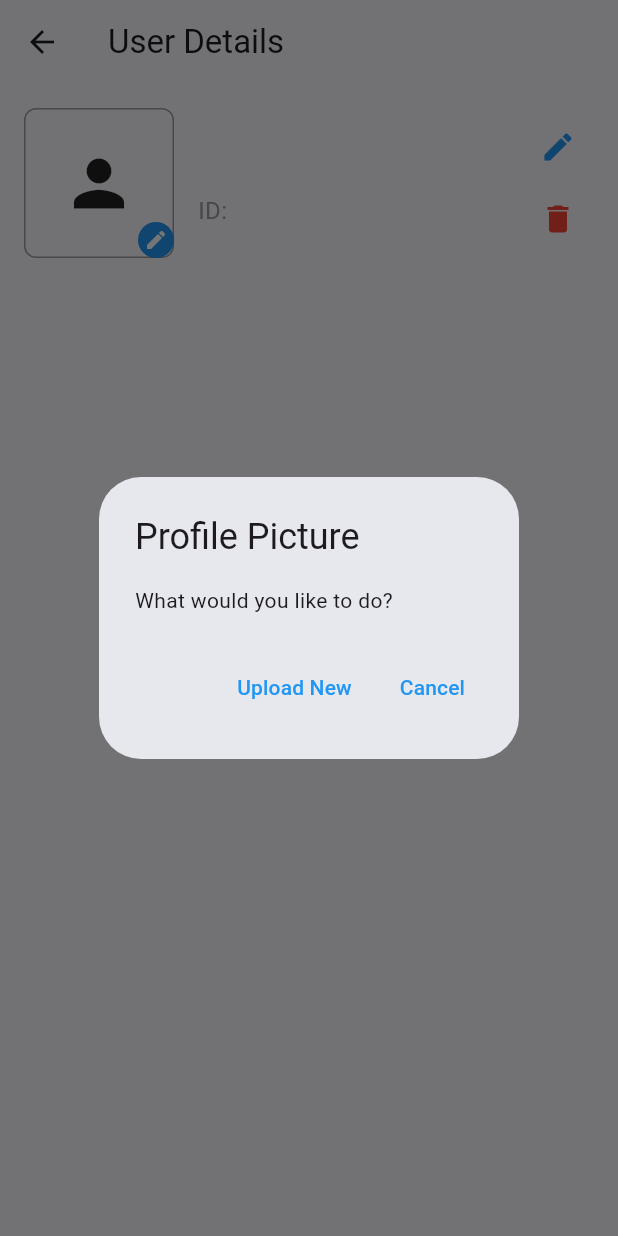
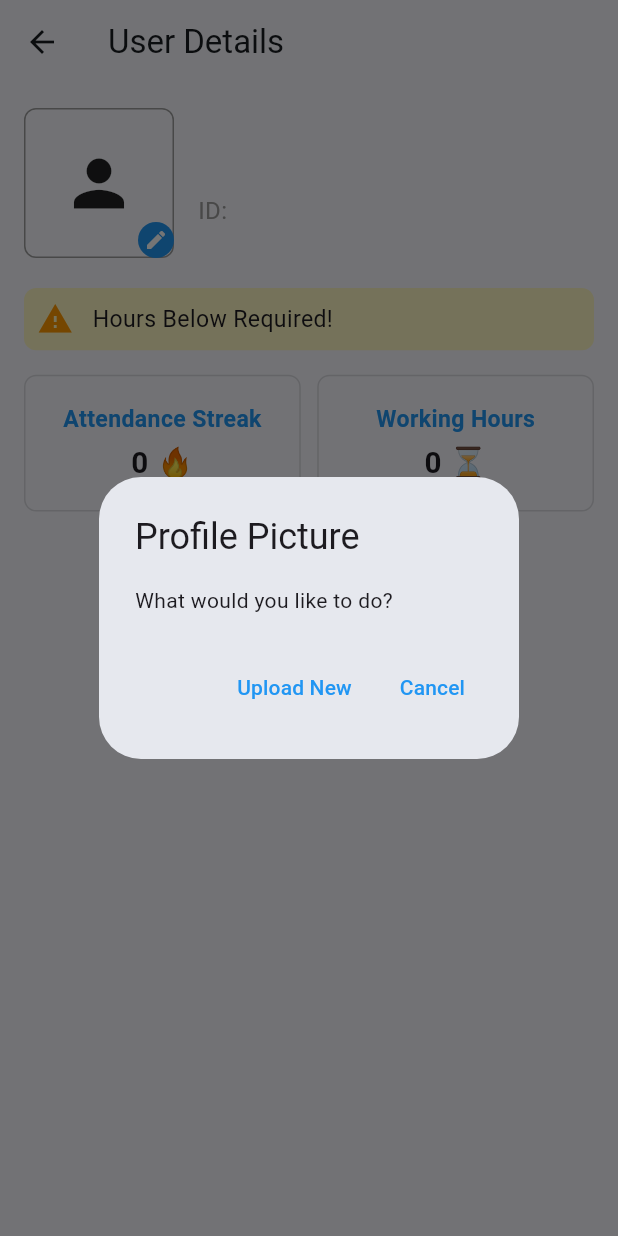
Before and after one commit to Hammadyousaf1/AttendEase, a Flutter app: the UserDetailScreen screen opened directly with empty values, after a tap on the "edit" icon, on a phone screen of 412 x 824 dp. Run offline on Flutter 3.47's test engine with Material 3 defaults, Android fonts, the phone set to English and light mode, and no system bars; our stand-ins replace camera, carousel_slider, flutter_screenutil, google_fonts, google_nav_bar, image_picker and 1 more; missing offline and left inert: google_mlkit_face_detection; accounts and stored records are empty.

Commit message:
by kalia8.0

```diff
--- a/ae/lib/User_Detail.dart
+++ b/ae/lib/User_Detail.dart
@@ -1,6 +1,7 @@
 import 'package:ae/User_Input_Screen.dart';
 import 'package:ae/User_Management.dart';
 import 'package:flutter/material.dart';
+import 'package:flutter_screenutil/flutter_screenutil.dart';
 import 'package:image_picker/image_picker.dart';
 import 'package:supabase_flutter/supabase_flutter.dart';
 import 'dart:io';
@@ -27,233 +28,55 @@ class _UserDetailScreenState extends State<UserDetailScreen> {
   String? profileImageUrl;
   final supabase = Supabase.instance.client;
 
+  int attendanceStreak = 0;
+  int workingHours = 0;
+
   @override
   void initState() {
     super.initState();
     profileImageUrl = widget.profileImageUrl;
+    fetchUserData();
   }
 
-  Future<void> deleteUser() async {
-    final confirmed = await showDialog<bool>(
-      context: context,
-      builder: (context) => AlertDialog(
-        title: const Text('Confirm Delete'),
-        content: const Text('Are you sure you want to delete this user?'),
-        actions: [
-          TextButton(
-            onPressed: () => Navigator.pop(context, false),
-            child: const Text('Cancel'),
-          ),
-          TextButton(
-            onPressed: () => Navigator.pop(context, true),
-            child: const Text('Delete', style: TextStyle(color: Colors.red)),
-          ),
-        ],
-      ),
-    );
+  Future<void> fetchUserData() async {
+    try {
+      // Get current week's Monday
+      final now = DateTime.now();
+      final monday = now.subtract(Duration(days: now.weekday - 1));
+      final sunday = monday.add(const Duration(days: 6));
+      final mondayStart = DateTime(monday.year, monday.month, monday.day);
+      final sundayEnd =
+          DateTime(sunday.year, sunday.month, sunday.day, 23, 59, 59);
 
-    if (confirmed == true) {
-      try {
-        setState(() => isLoading = true);
+      // Get working hours from 'attendance2' table
+      final response = await supabase
+          .from('attendance2')
+          .select()
+          .eq('Phone', widget.userId)
+          .gte('timestamp', mondayStart.toIso8601String())
+          .lte('timestamp', sundayEnd.toIso8601String());
 
-        // Delete user from database
-        await supabase.from('users').delete().eq('id', widget.userId);
+      Duration totalDuration = Duration.zero;
 
-        // Delete profile picture if exists
-        final fileName = '${widget.userId}.png';
-        try {
-          await supabase.storage.from('profile_pictures').remove([fileName]);
-        } catch (e) {
-          // Ignore if image doesn't exist
-        }
-
-        // Navigate back to user management and restart it
-        if (mounted) {
-          Navigator.pushAndRemoveUntil(
-            context,
-            MaterialPageRoute(builder: (context) => UserManagementScreen()),
-            (Route<dynamic> route) => false,
-          );
-        }
-      } catch (e) {
-        setState(() => isLoading = false);
-        ScaffoldMessenger.of(context).showSnackBar(
-          SnackBar(content: Text('Failed to delete user: $e')),
-        );
+      for (var record in response) {
+        if (record['working_hours'] != null) {
+          final durationStr = record['working_hours'] as String;
+          final parts = durationStr.split(':');
+          if (parts.length >= 3) {
+            final hours = int.tryParse(parts[0]) ?? 0;
+            final minutes = int.tryParse(parts[1]) ?? 0;
+            final seconds = int.tryParse(parts[2].split('.')[0]) ?? 0;
+            totalDuration +=
+                Duration(hours: hours, minutes: minutes, seconds: seconds);
           }
         }
       }
 
-  Future<void> editUser() async {
-    final nameController = TextEditingController(text: widget.userName);
-    final whatsappController = TextEditingController();
-
-    final result = await showDialog<bool>(
-      context: context,
-      builder: (context) => AlertDialog(
-        title: const Text('Edit User'),
-        content: Column(
-          mainAxisSize: MainAxisSize.min,
-          children: [
-            TextField(
-              controller: nameController,
-              decoration: const InputDecoration(
-                labelText: 'Name',
-                border: OutlineInputBorder(),
-              ),
-            ),
-            const SizedBox(height: 16),
-            TextField(
-              controller: whatsappController,
-              decoration: const InputDecoration(
-                labelText: 'WhatsApp Number',
-                border: OutlineInputBorder(),
-              ),
-              keyboardType: TextInputType.phone,
-            ),
-          ],
-        ),
-        actions: [
-          TextButton(
-            onPressed: () => Navigator.pop(context, false),
-            child: const Text('Cancel'),
-          ),
-          TextButton(
-            onPressed: () async {
-              try {
-                setState(() => isLoading = true);
-                await supabase.from('users').update({
-                  'name': nameController.text,
-                  'phone': whatsappController.text,
-                }).eq('id', widget.userId);
-                Navigator.pop(context, true);
-              } catch (e) {
-                ScaffoldMessenger.of(context).showSnackBar(
-                  SnackBar(content: Text('Failed to update user: $e')),
-                );
-                Navigator.pop(context, false);
-              } finally {
-                setState(() => isLoading = false);
-              }
-            },
-            child: const Text('Save'),
-          ),
-        ],
-      ),
-    );
-
-    if (result == true) {
-      // Refresh the user details if edit was successful
-      Navigator.pop(context, true);
-    }
-  }
-
-  Future<void> _showImageOptions() async {
-    final result = await showDialog<String>(
-      context: context,
-      builder: (context) => AlertDialog(
-        title: const Text('Profile Picture'),
-        content: const Text('What would you like to do?'),
-        actions: [
-          TextButton(
-            onPressed: () => Navigator.pop(context, 'upload'),
-            child: const Text('Upload New'),
-          ),
-          if (profileImageUrl != null)
-            TextButton(
-              onPressed: () => Navigator.pop(context, 'delete'),
-              child: const Text('Delete Current',
-                  style: TextStyle(color: Colors.red)),
-            ),
-          TextButton(
-            onPressed: () => Navigator.pop(context),
-            child: const Text('Cancel'),
-          ),
-        ],
-      ),
-    );
-
-    if (result == 'upload') {
-      await updateProfilePicture();
-    } else if (result == 'delete') {
-      await deleteProfilePicture();
-    }
-  }
-
-  Future<void> deleteProfilePicture() async {
-    try {
-      setState(() => isLoading = true);
-      final fileName = '${widget.userId}.png';
-
-      await supabase.storage.from('profile_pictures').remove([fileName]);
-
       setState(() {
-        profileImageUrl = null;
-        isLoading = false;
-      });
-
-      ScaffoldMessenger.of(context).showSnackBar(
-        const SnackBar(content: Text('Profile picture deleted successfully')),
-      );
-    } catch (e) {
-      setState(() => isLoading = false);
-      ScaffoldMessenger.of(context).showSnackBar(
-        SnackBar(content: Text('Failed to delete profile picture: $e')),
-      );
-    }
-  }
-
-  Future<void> updateProfilePicture() async {
-    final picker = ImagePicker();
-    final pickedFile = await picker.pickImage(source: ImageSource.gallery);
-
-    if (pickedFile != null) {
-      try {
-        setState(() => isLoading = true);
-        final imageBytes = await File(pickedFile.path).readAsBytes();
-        final image = img.decodeImage(imageBytes);
-        final pngBytes = img.encodePng(image!);
-        final tempFile = File('${pickedFile.path}.png');
-        await tempFile.writeAsBytes(pngBytes);
-
-        final fileName = '${widget.userId}.png';
-
-        // Delete existing image if it exists
-        try {
-          final existingFiles = await supabase.storage
-              .from('profile_pictures')
-              .list(path: fileName);
-
-          if (existingFiles.isNotEmpty) {
-            await supabase.storage.from('profile_pictures').remove([fileName]);
-          }
-        } catch (e) {
-          // If file doesn't exist, continue with upload
-        }
-
-        // Upload new file
-        await supabase.storage.from('profile_pictures').upload(
-              fileName,
-              tempFile,
-              fileOptions: FileOptions(contentType: 'image/png', upsert: true),
-            );
-
-        final newImageUrl = await supabase.storage
-            .from('profile_pictures')
-            .createSignedUrl(fileName, 3600);
-
-        await tempFile.delete();
-
-        setState(() {
-          profileImageUrl = newImageUrl;
-          isLoading = false;
+        workingHours = totalDuration.inHours; // only hours
       });
     } catch (e) {
-        setState(() => isLoading = false);
-        ScaffoldMessenger.of(context).showSnackBar(
-          SnackBar(content: Text('Failed to update profile picture: $e')),
-        );
-      }
+      print('Error fetching working hours: $e');
     }
   }
 
@@ -337,18 +160,45 @@ class _UserDetailScreenState extends State<UserDetailScreen> {
                     ],
                   ),
                 ),
-                Column(
+              ],
+            ),
+            SizedBox(height: 20),
+
+            // Yellow container and streak/working hours section
+            Container(
+              width: double.infinity,
+              padding: EdgeInsets.all(8.w),
+              decoration: BoxDecoration(
+                color: workingHours < 40
+                    ? Colors.yellow.shade100
+                    : Colors.green.shade100,
+                borderRadius: BorderRadius.circular(8.r),
+              ),
+              child: Row(
                 children: [
-                    IconButton(
-                      icon: const Icon(Icons.edit, color: Colors.blue),
-                      onPressed: isLoading ? null : editUser,
+                  Icon(
+                    workingHours < 40 ? Icons.warning : Icons.check_circle,
+                    color: workingHours < 40 ? Colors.orange : Colors.green,
                   ),
-                    IconButton(
-                      icon: const Icon(Icons.delete, color: Colors.red),
-                      onPressed: isLoading ? null : deleteUser,
+                  SizedBox(width: 8.w),
+                  Text(
+                    workingHours < 40
+                        ? " Hours Below Required!"
+                        : " Attendance Full!",
+                    style: TextStyle(fontSize: 14.sp),
                   ),
                 ],
               ),
+            ),
+            SizedBox(height: 16.h),
+            Row(
+              children: [
+                Expanded(
+                    child: _buildStatCard(
+                        "Attendance Streak", "$attendanceStreak 🔥")),
+                SizedBox(width: 10.w),
+                Expanded(
+                    child: _buildStatCard("Working Hours", "$workingHours ⏳")),
               ],
             ),
           ],
@@ -356,4 +206,121 @@ class _UserDetailScreenState extends State<UserDetailScreen> {
       ),
     );
   }
+
+  Widget _buildStatCard(String title, String value) {
+    return Container(
+      padding: EdgeInsets.all(16.w),
+      decoration: BoxDecoration(
+        border: Border.all(color: Colors.black12),
+        borderRadius: BorderRadius.circular(8.r),
+      ),
+      child: Column(
+        children: [
+          Text(title,
+              style: TextStyle(
+                  fontSize: 14.sp,
+                  fontWeight: FontWeight.bold,
+                  color: Colors.blue)),
+          SizedBox(height: 4.h),
+          Text(value,
+              style: TextStyle(fontSize: 18.sp, fontWeight: FontWeight.bold)),
+        ],
+      ),
+    );
   }
+
+  Future<void> _showImageOptions() async {
+    final result = await showDialog<String>(
+      context: context,
+      builder: (context) => AlertDialog(
+        title: const Text('Profile Picture'),
+        content: const Text('What would you like to do?'),
+        actions: [
+          TextButton(
+            onPressed: () => Navigator.pop(context, 'upload'),
+            child: const Text('Upload New'),
+          ),
+          if (profileImageUrl != null)
+            TextButton(
+              onPressed: () => Navigator.pop(context, 'delete'),
+              child: const Text('Delete Current',
+                  style: TextStyle(color: Colors.red)),
+            ),
+          TextButton(
+            onPressed: () => Navigator.pop(context),
+            child: const Text('Cancel'),
+          ),
+        ],
+      ),
+    );
+
+    if (result == 'upload') {
+      await updateProfilePicture();
+    } else if (result == 'delete') {
+      await deleteProfilePicture();
+    }
+  }
+
+  Future<void> updateProfilePicture() async {
+    final picker = ImagePicker();
+    final pickedFile = await picker.pickImage(source: ImageSource.gallery);
+
+    if (pickedFile != null) {
+      try {
+        setState(() => isLoading = true);
+        final imageBytes = await File(pickedFile.path).readAsBytes();
+        final image = img.decodeImage(imageBytes);
+        final pngBytes = img.encodePng(image!);
+        final tempFile = File('${pickedFile.path}.png');
+        await tempFile.writeAsBytes(pngBytes);
+
+        final fileName = '${widget.userId}.png';
+
+        await supabase.storage.from('profile_pictures').upload(
+              fileName,
+              tempFile,
+              fileOptions: FileOptions(contentType: 'image/png', upsert: true),
+            );
+
+        final newImageUrl = await supabase.storage
+            .from('profile_pictures')
+            .createSignedUrl(fileName, 3600);
+
+        await tempFile.delete();
+
+        setState(() {
+          profileImageUrl = newImageUrl;
+          isLoading = false;
+        });
+      } catch (e) {
+        setState(() => isLoading = false);
+        ScaffoldMessenger.of(context).showSnackBar(
+          SnackBar(content: Text('Failed to update profile picture: $e')),
+        );
+      }
+    }
+  }
+
+  Future<void> deleteProfilePicture() async {
+    try {
+      setState(() => isLoading = true);
+      final fileName = '${widget.userId}.png';
+
+      await supabase.storage.from('profile_pictures').remove([fileName]);
+
+      setState(() {
+        profileImageUrl = null;
+        isLoading = false;
+      });
+
+      ScaffoldMessenger.of(context).showSnackBar(
+        const SnackBar(content: Text('Profile picture deleted successfully')),
+      );
+    } catch (e) {
+      setState(() => isLoading = false);
+      ScaffoldMessenger.of(context).showSnackBar(
+        SnackBar(content: Text('Failed to delete profile picture: $e')),
+      );
+    }
+  }
+}
--- a/ae/pubspec.yaml
+++ b/ae/pubspec.yaml
@@ -27,6 +27,7 @@ dependencies:
   flutter_screenutil: ^5.9.3
   carousel_slider: ^5.0.0
   google_nav_bar: ^5.0.7
+  fl_chart: ^0.70.2
 
 
 dev_dependencies:
```
Also changed, not shown: ae/pubspec.lock, 4 other files. Lines whose indentation alone changed are shown as unchanged.
